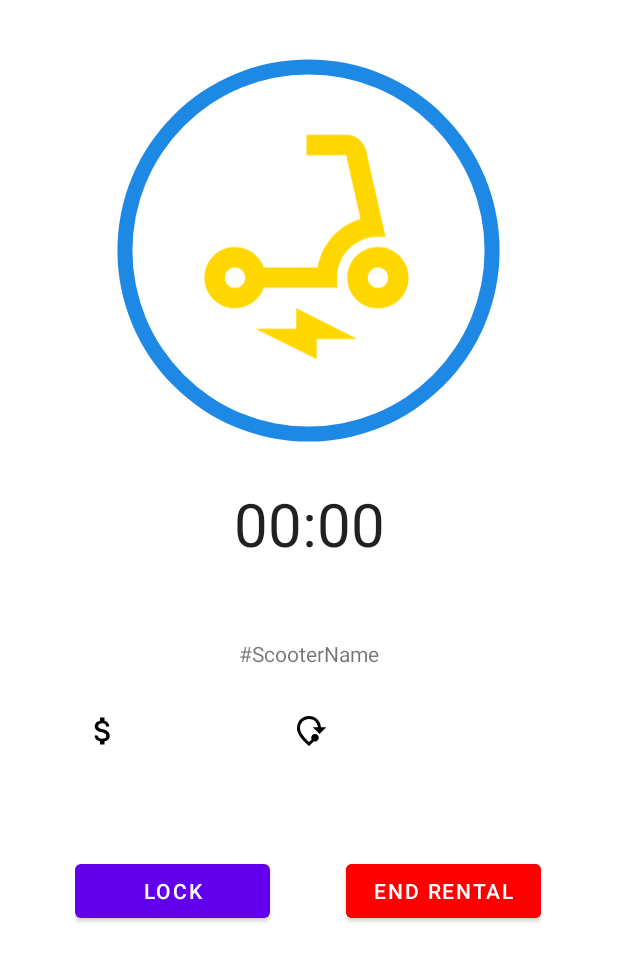
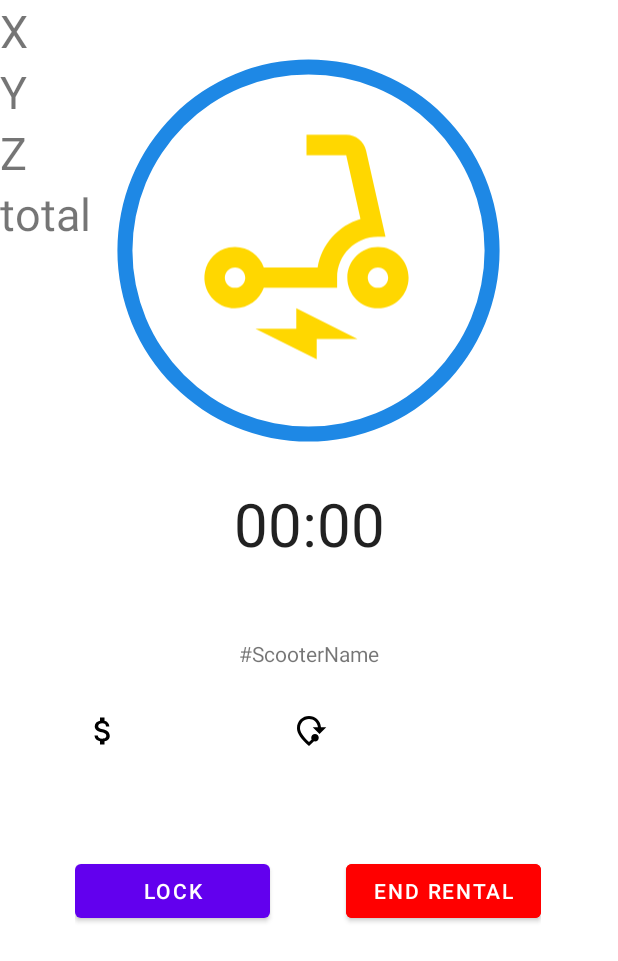
Before and after one commit to Shawntwj/ScoutScoot, an Android app: the RideInfoActivity screen opened directly, with no data from a screen before it, on a phone screen of 412 x 824 dp. Shown: the top 961 px of the screen. Run offline under Robolectric (Android 15) with nearby library versions, the phone set to English and light mode, and no system bars; our stand-ins replace Firebase (no records; nobody signed in at launch, a user with empty details on screens opened directly); network calls fail; 2 statements that could not run were skipped.

Commit message:
added accelerometer feature and adjusted price to reflect $xx.xx format

```diff
--- a/app/src/main/java/sg/edu/smu/cs461/scoutscoot/Home.kt
+++ b/app/src/main/java/sg/edu/smu/cs461/scoutscoot/Home.kt
@@ -130,7 +130,6 @@ class Home : Fragment(), OnMapsSdkInitializedCallback {
                 else{
                     googleMap.moveCamera(CameraUpdateFactory.newLatLngZoom(LatLng(1.2963,103.8502), 12f))
                 }
-
             }
             googleMap.isMyLocationEnabled = true
             googleMap.uiSettings.isMyLocationButtonEnabled = true
--- a/app/src/main/java/sg/edu/smu/cs461/scoutscoot/PaymentActivity.kt
+++ b/app/src/main/java/sg/edu/smu/cs461/scoutscoot/PaymentActivity.kt
@@ -34,7 +34,8 @@ class PaymentActivity : AppCompatActivity() {
         val priceContext = it.getStringExtra("priceKey").toString()
         println(priceContext)
         val price = findViewById<TextView>(R.id.priceValue)
-        price.text= priceContext
+        val priceDisplay = (priceContext.toInt() / 100 ).toString()
+        price.text= priceDisplay
 
         val paymentButton = findViewById<Button>(R.id.payment)
 
--- a/app/src/main/java/sg/edu/smu/cs461/scoutscoot/RideInfoActivity.kt
+++ b/app/src/main/java/sg/edu/smu/cs461/scoutscoot/RideInfoActivity.kt
@@ -9,11 +9,18 @@ import android.content.Context
 import android.content.Intent
 import android.content.SharedPreferences
 import android.content.pm.PackageManager
+import android.graphics.Color
+import android.hardware.Sensor
+import android.hardware.SensorEvent
+import android.hardware.SensorEventListener
+import android.hardware.SensorManager
 import android.location.Location
 import android.os.Bundle
 import android.os.SystemClock
 import android.view.View
 import android.widget.Chronometer.OnChronometerTickListener
+import android.widget.TextView
+import android.widget.Toast
 import androidx.appcompat.app.AppCompatActivity
 import androidx.core.app.ActivityCompat
 import com.google.android.gms.location.FusedLocationProviderClient
@@ -32,7 +39,7 @@ import com.google.firebase.ktx.Firebase
 import sg.edu.smu.cs461.scoutscoot.databinding.ActivityRideInfoBinding
 
 
-class RideInfoActivity : AppCompatActivity() {
+class RideInfoActivity : AppCompatActivity() , SensorEventListener {
 
     private lateinit var binding: ActivityRideInfoBinding
     private val database = Firebase.database(DATABASE_URL).reference
@@ -45,6 +52,10 @@ class RideInfoActivity : AppCompatActivity() {
     private lateinit var preferences: SharedPreferences
     private var price = 0.0
 
+    private lateinit var sensorMan: SensorManager
+    private lateinit var accelerometer: Sensor
+    private var color = false
+
     companion object {
         private const val ALL_PERMISSIONS_RESULT = 1011
     }
@@ -56,12 +67,14 @@ class RideInfoActivity : AppCompatActivity() {
         val view = binding.root
         preferences = getPreferences(Context.MODE_PRIVATE)
 
-
         fusedLocationProviderClient = LocationServices.getFusedLocationProviderClient(this)
 
+        // accelormeter sensor code
+        sensorMan = getSystemService(SENSOR_SERVICE) as SensorManager
+        accelerometer = sensorMan.getDefaultSensor(Sensor.TYPE_ACCELEROMETER)
+        accelerometer = sensorMan.getDefaultSensor(Sensor.TYPE_ACCELEROMETER)
+        binding.endrental.setOnClickListener {
 
-
-        binding.endrental.setOnClickListener {
             //check if user have location permission in order to finish and update the scooter location
             endrental()
         //            val broadcast =Intent(this, Vibration::class.java)
@@ -322,7 +335,39 @@ class RideInfoActivity : AppCompatActivity() {
 
     }
 
+    override fun onResume() {
+        super.onResume()
+        sensorMan.registerListener(this, accelerometer,SensorManager.SENSOR_DELAY_NORMAL)
+    }
 
+    override fun onPause() {
+        super.onPause()
+        sensorMan.unregisterListener(this)
+
+    }
+
+    // on sensor changed
+    override fun onSensorChanged(event: SensorEvent?) {
+        val x = event!!.values[0]
+        val y = event!!.values[1]
+        val z = event!!.values[2]
+
+        val accel = Math.sqrt((x * x + y * y + z * z).toDouble()).toFloat()
+
+        findViewById<TextView>(R.id.accelX).text = "Acceleration X: $x"
+        findViewById<TextView>(R.id.accelY).text = "Acceleration Y: $y"
+        findViewById<TextView>(R.id.accelZ).text = "Acceleration Z: $z"
+        findViewById<TextView>(R.id.accel).text = "Acceleration: $accel"
+
+        if (accel > 20) {
+            Toast.makeText(this, "TOO FAST", Toast.LENGTH_SHORT)
+                .show()
+            // you can insert you speed control here
+        }
+    }
+
+    override fun onAccuracyChanged(p0: Sensor?, p1: Int) {
+    }
 
 
 }
--- a/app/src/main/res/layout/activity_ride_info.xml
+++ b/app/src/main/res/layout/activity_ride_info.xml
@@ -130,6 +130,41 @@
 
         </LinearLayout>
 
+        <TextView
+            android:id="@+id/accelX"
+            android:layout_width="wrap_content"
+            android:layout_height="wrap_content"
+            android:text="X"
+            android:textSize="30sp"
+            app:layout_constraintStart_toStartOf="parent"
+            app:layout_constraintTop_toTopOf="parent" />
+
+        <TextView
+            android:id="@+id/accelY"
+            android:layout_width="wrap_content"
+            android:layout_height="wrap_content"
+            android:text="Y"
+            android:textSize="30sp"
+            app:layout_constraintStart_toStartOf="parent"
+            app:layout_constraintTop_toBottomOf="@+id/accelX" />
+
+        <TextView
+            android:id="@+id/accelZ"
+            android:layout_width="wrap_content"
+            android:layout_height="wrap_content"
+            android:text="Z"
+            android:textSize="30sp"
+            app:layout_constraintStart_toStartOf="parent"
+            app:layout_constraintTop_toBottomOf="@+id/accelY" />
+
+        <TextView
+            android:id="@+id/accel"
+            android:layout_width="wrap_content"
+            android:layout_height="wrap_content"
+            android:text="total"
+            android:textSize="30sp"
+            app:layout_constraintStart_toStartOf="parent"
+            app:layout_constraintTop_toBottomOf="@+id/accelZ" />
 
 
     </androidx.constraintlayout.widget.ConstraintLayout>
```
Also changed, not shown: app/src/main/java/sg/edu/smu/cs461/scoutscoot/Profile.kt (+23 -4 lines), app/src/main/res/layout/fragment_profile.xml (+12 -0 lines).
